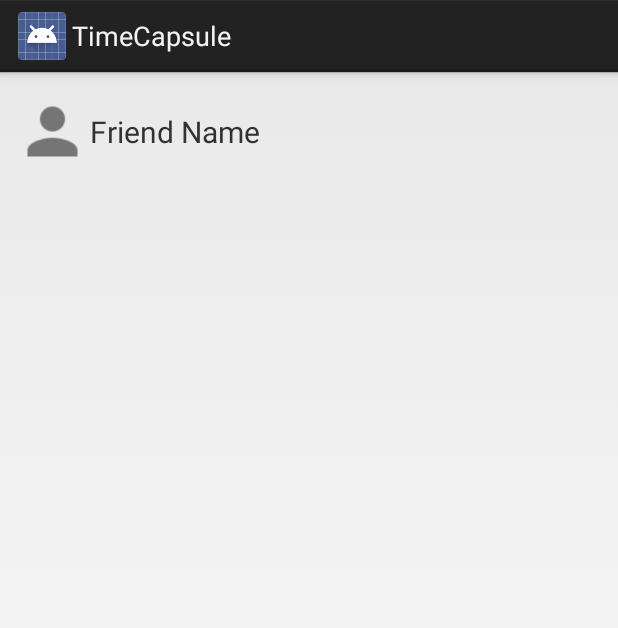
After one commit to tomasro27/TimeCapsule, an Android app: the layout friend_item.xml on its own in the app's theme, with its tools: preview values and no code run, on a phone screen of 412 x 824 dp. The commit adds this screen. Shown: the top 628 px of the screen. Run offline under Robolectric (Android 15) with nearby library versions, the phone set to English and light mode, and no system bars.

Commit message:
updated friends list arrayAdapter

```diff
--- /dev/null
+++ b/app/src/main/res/layout/friend_item.xml
@@ -0,0 +1,45 @@
+<?xml version="1.0" encoding="utf-8"?>
+
+<RelativeLayout xmlns:android="http://schemas.android.com/apk/res/android"
+    android:layout_width="match_parent"
+    android:layout_height="80dp"
+    >
+
+    <de.hdodenhof.circleimageview.CircleImageView
+        android:id="@+id/friendPP"
+        android:layout_width="50dp"
+        android:layout_height="50dp"
+        android:layout_marginLeft="10dp"
+        android:layout_centerVertical="true"
+        android:src="@drawable/default_profile_picture"/>
+
+    <TextView
+        android:id="@+id/friendName"
+        android:layout_width="wrap_content"
+        android:layout_height="wrap_content"
+        android:text="Friend Name"
+        android:textSize="20sp"
+        android:layout_toRightOf="@+id/friendPP"
+        android:layout_marginTop="10dp"
+        android:layout_marginBottom="10dp"
+
+        android:layout_centerVertical="true"/>
+
+    <Button
+        android:id="@+id/acceptFriend"
+        android:layout_width="40dp"
+        android:layout_height="40dp"
+        android:layout_alignParentRight="true"
+        android:layout_centerVertical="true"
+        android:visibility="gone"/>
+
+    <Button
+        android:id="@+id/denyFriend"
+        android:layout_width="40dp"
+        android:layout_height="40dp"
+        android:layout_toLeftOf="@id/acceptFriend"
+        android:layout_centerVertical="true"
+        android:visibility="gone"
+        />
+
+</RelativeLayout>
```
Also changed, not shown: app/src/main/java/com/rodrigueztomas/timecapsule/FriendsListArrayAdapter.java (+47 -1 lines).
